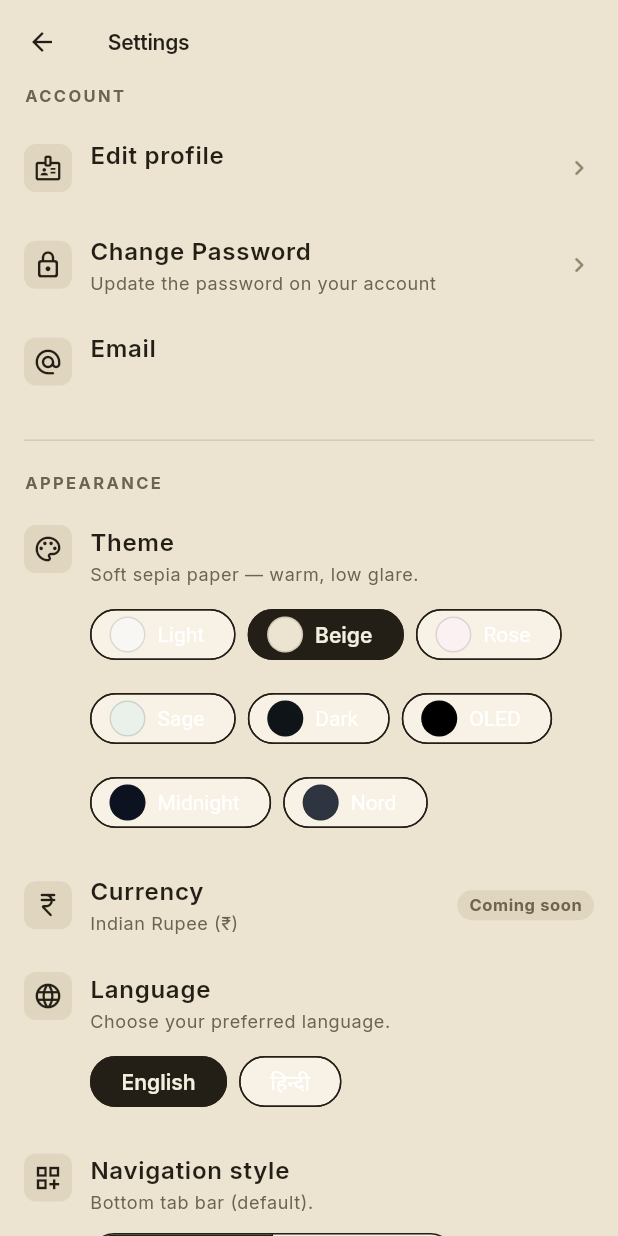
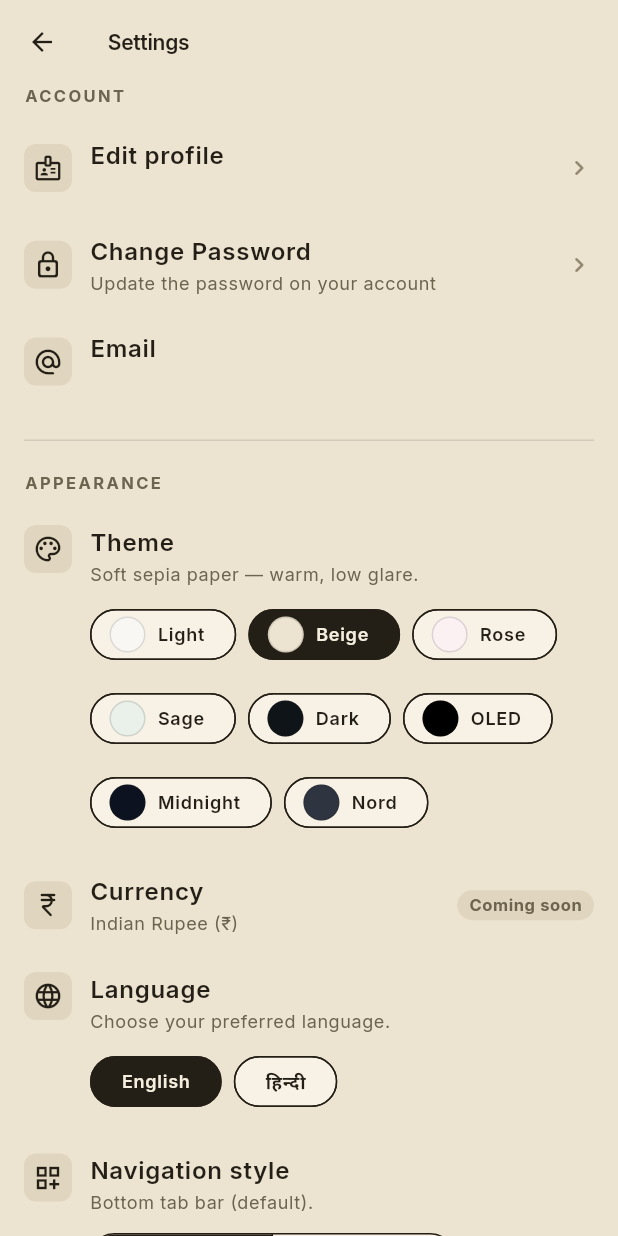
Before and after one commit to TrendySloth1001/shopxy, a Flutter app: the SettingsPage screen opened directly, after a tap on "Beige", on a phone screen of 412 x 824 dp. Run offline on Flutter 3.47's test engine with Material 3 defaults, Android fonts, the phone set to English and light mode, and no system bars; our stand-ins replace app_links, cached_network_image, figma_squircle, flutter_secure_storage, flutter_slidable, google_fonts and 5 more; missing offline and left inert: google_mlkit_text_recognition, mobile_scanner, razorpay_flutter; accounts and stored records are empty; statements that could not run were skipped.

Commit message:
fix(flutter): make ChoiceChip labels readable in both states (theme + language pickers)
The Settings theme picker and language picker showed blank labels on unselected
chips — only the selected chip's label was visible. Root cause: ChoiceChip reads
its label from the theme's `secondaryLabelStyle`, which was a flat `onInverse`
(light) colour, so unselected chips rendered light-on-light (invisible), while
FilterChip (which reads the state-aware `labelStyle`) was fine.

Fix: make `secondaryLabelStyle` state-aware like `labelStyle` in AppTheme
(unselected → ink, selected → onInverse), repairing every ChoiceChip app-wide.
Also set an explicit `labelStyle` on the theme + language chips as a
deterministic belt-and-suspenders. No regression for selected chips or
FilterChip; flutter analyze clean.

```diff
--- a/frontend/lib/features/profile/presentation/pages/settings_page.dart
+++ b/frontend/lib/features/profile/presentation/pages/settings_page.dart
@@ -590,6 +590,15 @@
                           ),
                         ),
                         label: Text(_themeLabel(l10n, mode)),
+                        // Explicit label colour so the chip stays readable in
+                        // both states (ChoiceChip otherwise renders unselected
+                        // labels from the inverse foreground — invisible here).
+                        labelStyle: theme.textTheme.labelMedium?.copyWith(
+                          color: prefs.mode == mode
+                              ? AppColors.onInverse
+                              : AppColors.black,
+                          fontWeight: FontWeight.w600,
+                        ),
                         selected: prefs.mode == mode,
                         onSelected: (_) => prefs.setMode(mode),
                       ),
@@ -677,6 +686,12 @@
                     for (final lang in AppLanguage.values)
                       ChoiceChip(
                         label: Text(_languageLabel(lang)),
+                        labelStyle: theme.textTheme.labelMedium?.copyWith(
+                          color: prefs.language == lang
+                              ? AppColors.onInverse
+                              : AppColors.black,
+                          fontWeight: FontWeight.w600,
+                        ),
                         selected: prefs.language == lang,
                         onSelected: (_) => prefs.setLanguage(lang),
                       ),
--- a/frontend/lib/shared/theme/app_theme.dart
+++ b/frontend/lib/shared/theme/app_theme.dart
@@ -283,16 +283,22 @@
         selectedColor: p.inverseSurface,
         secondarySelectedColor: p.inverseSurface,
         disabledColor: p.surface,
-        // State-aware label colour: dark/light ink when unselected, the
-        // inverse foreground when selected — so a selected FilterChip stays
-        // readable on the inverseSurface fill in every theme (not just the
-        // ChoiceChip path that uses secondaryLabelStyle).
+        // State-aware label colour: dark ink when unselected, the inverse
+        // foreground when selected — so a chip's label stays readable in both
+        // states. BOTH labelStyle and secondaryLabelStyle must be state-aware:
+        // FilterChip reads labelStyle, but ChoiceChip/InputChip read
+        // secondaryLabelStyle for the label — if that one is a flat onInverse
+        // (light), unselected ChoiceChips render light-on-light (invisible).
         labelStyle: WidgetStateTextStyle.resolveWith(
           (states) => (textTheme.labelMedium ?? const TextStyle()).copyWith(
             color: states.contains(WidgetState.selected) ? p.onInverse : p.ink,
           ),
         ),
-        secondaryLabelStyle: textTheme.labelMedium?.copyWith(color: p.onInverse),
+        secondaryLabelStyle: WidgetStateTextStyle.resolveWith(
+          (states) => (textTheme.labelMedium ?? const TextStyle()).copyWith(
+            color: states.contains(WidgetState.selected) ? p.onInverse : p.ink,
+          ),
+        ),
         side: BorderSide(color: p.ink, width: 1),
         shape: AppShapes.squircle(
           AppSizes.radiusFull,
```
